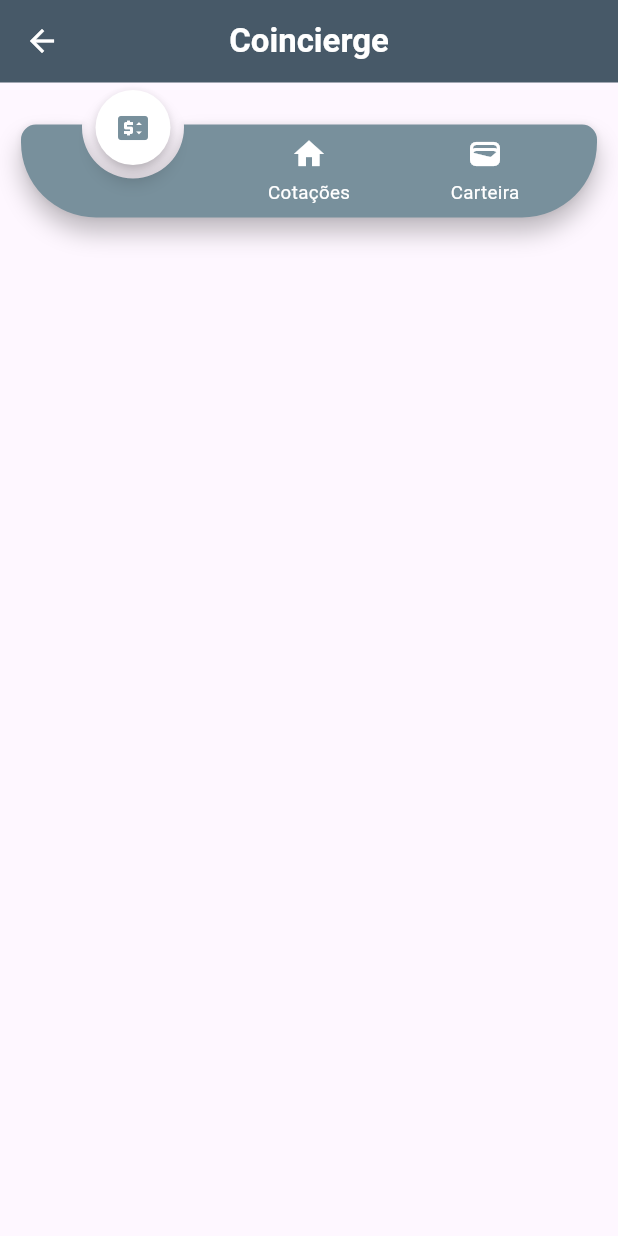
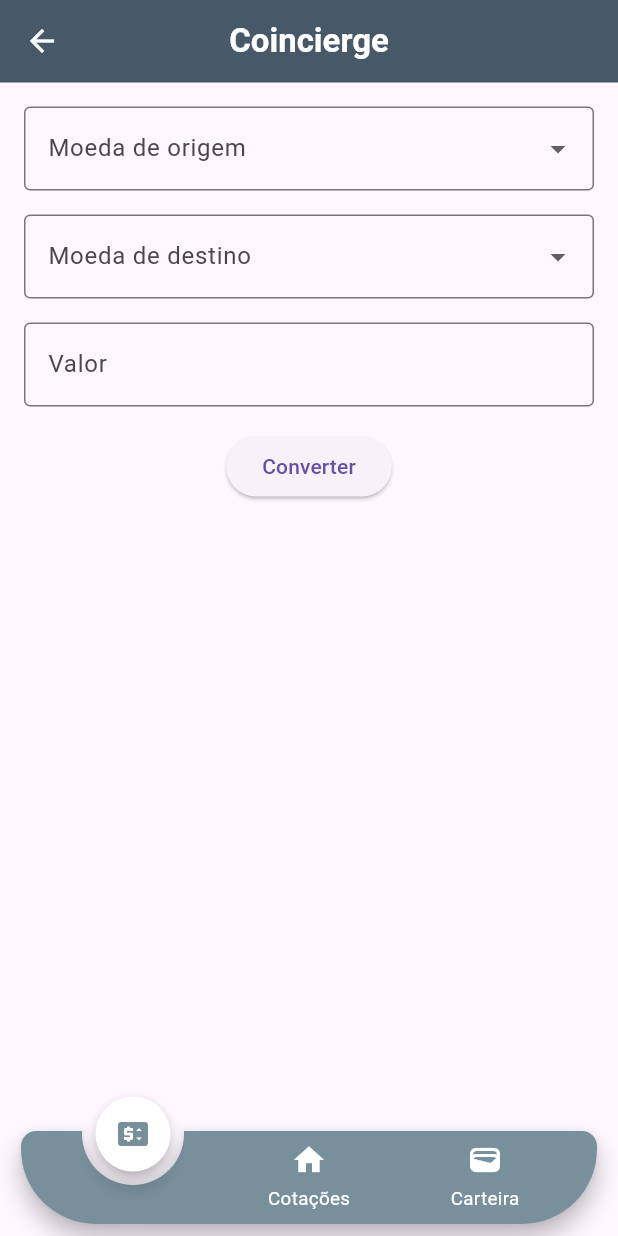
Before and after one commit to Patrickalvares/convertWallet, a Flutter app: the ConversorScreen screen opened by its route, on a phone screen of 412 x 824 dp. Run offline on Flutter 3.47's test engine with Material 3 defaults, Android fonts, the phone set to English and light mode, and no system bars; drawn by our look-alikes of animated_notch_bottom_bar; our stand-ins replace dio, flutter_dotenv, flutter_modular, shimmer_animation, sqflite; accounts and stored records are empty; statements that could not run were skipped.

Commit message:
estrutura inicial do conversor

```diff
--- /dev/null
+++ b/lib/features/conversor/controller/conversor_controller.dart
@@ -0,0 +1,46 @@
+import '../../../core/domain/entities/currencys.dart';
+import '../../../core/entities/currency_by_currency.dart';
+import '../../../core/repository/main_screen_repository.dart';
+import '../../../utils/helpers/base_controller.dart';
+import '../../../utils/helpers/database_helper.dart';
+
+class ConversorController extends BaseController {
+  ConversorController({
+    required this.dbHelper,
+    required this.repository,
+  });
+
+  final CurrencyRepository repository;
+  List<CurrencyByCurrency> currencies = [];
+  final DatabaseHelper dbHelper;
+
+  Currency? selectedSourceCurrency;
+  Currency? selectedTargetCurrency;
+  double? convertedValue;
+
+  Future<void> initialize() async {
+    currencies = await dbHelper.getCurrencyByCurrencies();
+    update();
+  }
+
+  void setSourceCurrency(Currency? currency) {
+    selectedSourceCurrency = currency;
+    update();
+  }
+
+  void setTargetCurrency(Currency? currency) {
+    selectedTargetCurrency = currency;
+    update();
+  }
+
+  Future<void> convert(double amount) async {
+    if (selectedSourceCurrency == null || selectedTargetCurrency == null) {
+      return;
+    }
+
+
+
+    convertedValue = 2;
+    update();
+  }
+}
--- a/lib/features/conversor/conversor_module.dart
+++ b/lib/features/conversor/conversor_module.dart
@@ -3,8 +3,8 @@ import 'package:flutter_modular/flutter_modular.dart';
 import '../../core/datasource/main_screen_datasource.dart';
 import '../../core/module/core_modules.dart';
 import '../../core/repository/main_screen_repository.dart';
-import 'ui/controller/conversor_controller.dart';
-import 'ui/screen/conversor_screen.dart';
+import 'controller/conversor_controller.dart';
+import 'screen/conversor_screen.dart';
 
 class ConversorModule extends Module {
   @override
@@ -24,7 +24,9 @@ class ConversorModule extends Module {
   void routes(RouteManager r) {
     r.child(
       Modular.initialRoute,
-      child: (_) => const ConversorScreen(),
+      child: (_) => ConversorScreen(
+        controller: Modular.get<ConversorController>(),
+      ),
     );
     super.routes(r);
   }
--- /dev/null
+++ b/lib/features/conversor/screen/conversor_screen.dart
@@ -0,0 +1,116 @@
+import 'package:animated_notch_bottom_bar/animated_notch_bottom_bar/animated_notch_bottom_bar.dart';
+import 'package:flutter/material.dart';
+
+import '../../../core/common_widgets/app_bar.dart';
+import '../../../core/common_widgets/bottom_navigation_bar.dart';
+import '../../../core/domain/entities/currencys.dart';
+import '../controller/conversor_controller.dart';
+
+class ConversorScreen extends StatefulWidget {
+  const ConversorScreen({
+    required this.controller,
+    super.key,
+  });
+  final ConversorController controller;
+
+  @override
+  State<ConversorScreen> createState() => _ConversorScreenState();
+}
+
+class _ConversorScreenState extends State<ConversorScreen> {
+  final TextEditingController amountController = TextEditingController();
+  final NotchBottomBarController notchBottomBarController = NotchBottomBarController();
+
+  @override
+  void initState() {
+    super.initState();
+    WidgetsBinding.instance.addPostFrameCallback((_) {
+      widget.controller.initialize();
+    });
+  }
+
+  @override
+  Widget build(BuildContext context) {
+    return Scaffold(
+      appBar: PreferredSize(
+        preferredSize: const Size.fromHeight(55),
+        child: SimpleAppBarWidget(),
+      ),
+      body: Column(
+        children: [
+          Expanded(
+            child: Padding(
+              padding: const EdgeInsets.all(16),
+              child: AnimatedBuilder(
+                animation: widget.controller,
+                builder: (context, _) {
+                  return Column(
+                    children: [
+                      DropdownButtonFormField<Currency>(
+                        decoration: const InputDecoration(
+                          labelText: 'Moeda de origem',
+                          border: OutlineInputBorder(),
+                        ),
+                        value: widget.controller.selectedSourceCurrency,
+                        onChanged: widget.controller.setSourceCurrency,
+                        items: Currency.values.map<DropdownMenuItem<Currency>>((Currency currency) {
+                          return DropdownMenuItem<Currency>(
+                            value: currency,
+                            child: Text('${currency.flagEmoji} ${currency.name} (${currency.code})'),
+                          );
+                        }).toList(),
+                      ),
+                      const SizedBox(height: 16),
+                      DropdownButtonFormField<Currency>(
+                        decoration: const InputDecoration(
+                          labelText: 'Moeda de destino',
+                          border: OutlineInputBorder(),
+                        ),
+                        value: widget.controller.selectedTargetCurrency,
+                        onChanged: widget.controller.setTargetCurrency,
+                        items: Currency.values.map<DropdownMenuItem<Currency>>((Currency currency) {
+                          return DropdownMenuItem<Currency>(
+                            value: currency,
+                            child: Text('${currency.flagEmoji} ${currency.name} (${currency.code})'),
+                          );
+                        }).toList(),
+                      ),
+                      const SizedBox(height: 16),
+                      TextField(
+                        controller: amountController,
+                        keyboardType: TextInputType.number,
+                        decoration: const InputDecoration(
+                          labelText: 'Valor',
+                          border: OutlineInputBorder(),
+                        ),
+                      ),
+                      const SizedBox(height: 16),
+                      ElevatedButton(
+                        onPressed: () {
+                          final amount = double.tryParse(amountController.text);
+                          if (amount != null) {
+                            widget.controller.convert(amount);
+                          }
+                        },
+                        child: const Text('Converter'),
+                      ),
+                      const SizedBox(height: 16),
+                      if (widget.controller.convertedValue != null)
+                        Text(
+                          'Valor convertido: ${widget.controller.convertedValue.toString()}',
+                          style: const TextStyle(fontSize: 20),
+                        ),
+                    ],
+                  );
+                },
+              ),
+            ),
+          ),
+          StyledBottomNavigationBar(
+            notchBottomBarController: notchBottomBarController,
+          ),
+        ],
+      ),
+    );
+  }
+}
--- a/lib/features/conversor/ui/controller/conversor_controller.dart
+++ /dev/null
@@ -1,20 +0,0 @@
-import '../../../../core/entities/currency_by_currency.dart';
-import '../../../../core/repository/main_screen_repository.dart';
-import '../../../../utils/helpers/base_controller.dart';
-import '../../../../utils/helpers/database_helper.dart';
-
-class ConversorController extends BaseController {
-  ConversorController({
-    required this.dbHelper,
-    required this.repository,
-  });
-  final CurrencyRepository repository;
-  List<CurrencyByCurrency> currencieByCurrencys = [];
-  final DatabaseHelper dbHelper;
-
-  Future<void> initialized() async {
-    currencieByCurrencys = await dbHelper.getCurrencyByCurrencies();
-
-    update();
-  }
-}
--- a/lib/features/conversor/ui/screen/conversor_screen.dart
+++ /dev/null
@@ -1,32 +0,0 @@
-import 'package:animated_notch_bottom_bar/animated_notch_bottom_bar/animated_notch_bottom_bar.dart';
-import 'package:flutter/material.dart';
-
-import '../../../../core/common_widgets/app_bar.dart';
-import '../../../../core/common_widgets/bottom_navigation_bar.dart';
-
-class ConversorScreen extends StatefulWidget {
-  const ConversorScreen({super.key});
-
-  @override
-  State<ConversorScreen> createState() => _ConversorScreenState();
-}
-
-class _ConversorScreenState extends State<ConversorScreen> {
-  NotchBottomBarController notchBottomBarController = NotchBottomBarController();
-  @override
-  Widget build(BuildContext context) {
-    return Scaffold(
-      appBar: PreferredSize(
-        preferredSize: const Size.fromHeight(55),
-        child: SimpleAppBarWidget(),
-      ),
-      body: Column(
-        children: [
-          StyledBottomNavigationBar(
-            notchBottomBarController: notchBottomBarController,
-          ),
-        ],
-      ),
-    );
-  }
-}
```
